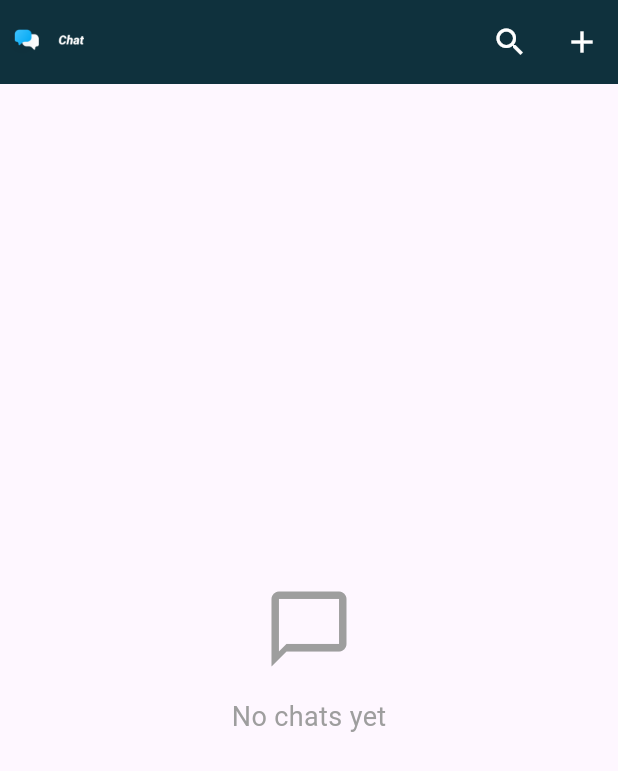
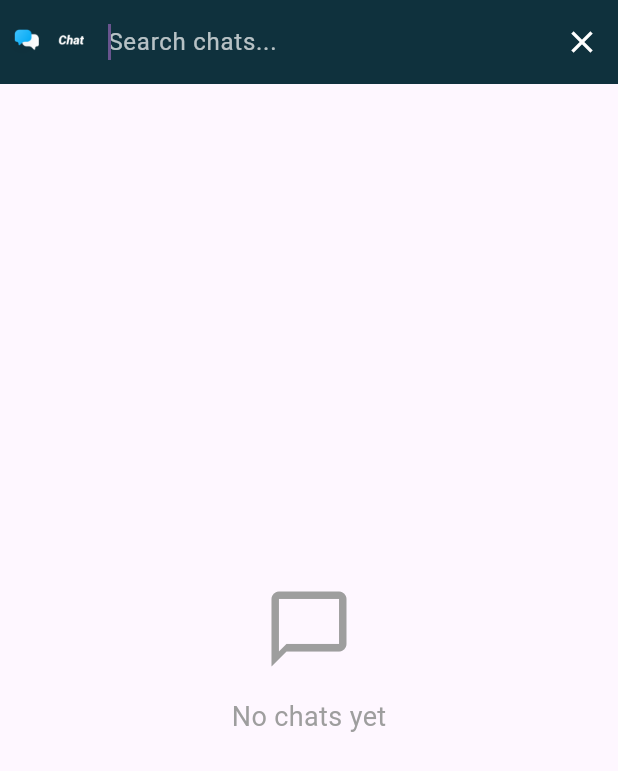
Before and after one commit to fwdAndroid/axion, a Flutter app: the ChatPage screen opened directly, after a tap on the "search" icon, on a phone screen of 412 x 824 dp. Shown: the top 771 px of the screen. Run offline on Flutter 3.47's test engine with Material 3 defaults, Android fonts, the phone set to English and light mode, and no system bars; our stand-ins replace cloud_firestore, emoji_picker_flutter, firebase_auth, firebase_core, firebase_storage, google_fonts and 6 more; missing offline and left inert: flutter_inappwebview; accounts and stored records are empty.

Commit message:
Chat Search Feature

```diff
--- a/lib/screen/main/pages/chat_page.dart
+++ b/lib/screen/main/pages/chat_page.dart
@@ -14,6 +14,15 @@ class ChatPage extends StatefulWidget {
 
 class _ChatPageState extends State<ChatPage> {
   final currentUserId = FirebaseAuth.instance.currentUser!.uid;
+  final TextEditingController _searchController = TextEditingController();
+  String _searchQuery = '';
+  bool _isSearching = false;
+
+  @override
+  void dispose() {
+    _searchController.dispose();
+    super.dispose();
+  }
 
   @override
   Widget build(BuildContext context) {
@@ -21,14 +30,39 @@ class _ChatPageState extends State<ChatPage> {
       appBar: AppBar(
         leading: Image.asset("assets/log.png", height: 100),
         backgroundColor: mainColor,
+        title:
+            _isSearching
+                ? TextField(
+                  controller: _searchController,
+                  autofocus: true,
+                  style: TextStyle(color: colorWhite),
+                  decoration: InputDecoration(
+                    hintText: 'Search chats...',
+                    hintStyle: TextStyle(color: colorWhite.withOpacity(0.7)),
+                    border: InputBorder.none,
+                  ),
+                  onChanged: (value) {
+                    setState(() {
+                      _searchQuery = value.toLowerCase();
+                    });
+                  },
+                )
+                : null,
         actions: [
           IconButton(
-            onPressed: () {},
-            icon: Icon(Icons.search, color: colorWhite),
+            onPressed: () {
+              setState(() {
+                _isSearching = !_isSearching;
+                if (!_isSearching) {
+                  _searchQuery = '';
+                  _searchController.clear();
+                }
+              });
+            },
+            icon: Icon(
+              _isSearching ? Icons.close : Icons.search,
+              color: colorWhite,
             ),
-          IconButton(
-            onPressed: () {},
-            icon: Icon(Icons.add, color: colorWhite),
           ),
         ],
       ),
@@ -62,15 +96,56 @@ class _ChatPageState extends State<ChatPage> {
 
           final chats = snapshot.data!.docs;
 
+          // Filter chats based on search query
+          final filteredChats =
+              _searchQuery.isEmpty
+                  ? chats
+                  : chats.where((chatDoc) {
+                    final chat = chatDoc.data() as Map<String, dynamic>;
+                    final participants = chat['participants'] as List<dynamic>;
+                    final participantNames =
+                        chat['participantNames'] as Map<String, dynamic>;
+
+                    // Get the other participant's info
+                    final friendId =
+                        participants.firstWhere(
+                              (id) => id != currentUserId,
+                              orElse: () => currentUserId,
+                            )
+                            as String;
+
+                    final friendName = participantNames[friendId] ?? 'Unknown';
+                    return friendName.toLowerCase().contains(_searchQuery);
+                  }).toList();
+
+          if (filteredChats.isEmpty) {
+            return Center(
+              child: Column(
+                mainAxisAlignment: MainAxisAlignment.center,
+                children: [
+                  Icon(Icons.search_off, size: 60, color: Colors.grey),
+                  SizedBox(height: 16),
+                  Text(
+                    "No matching chats found",
+                    style: GoogleFonts.roboto(color: Colors.grey, fontSize: 18),
+                  ),
+                ],
+              ),
+            );
+          }
+
           return ListView.builder(
-            itemCount: chats.length,
+            itemCount: filteredChats.length,
             itemBuilder: (context, index) {
-              final chat = chats[index].data() as Map<String, dynamic>;
+              final chat = filteredChats[index].data() as Map<String, dynamic>;
               final participants = chat['participants'] as List<dynamic>;
               final participantNames =
                   chat['participantNames'] as Map<String, dynamic>;
               final participantPhotos =
                   chat['participantPhotos'] as Map<String, dynamic>;
+              final lastMessage = chat['lastMessage'] ?? 'No messages yet';
+              final lastMessageSender = chat['lastMessageSenderId'];
+              final isCurrentUserSender = lastMessageSender == currentUserId;
 
               // Get the other participant's info
               final friendId =
@@ -92,7 +167,7 @@ class _ChatPageState extends State<ChatPage> {
                           (context) => ChatDetailPage(
                             currentUserId:
                                 FirebaseAuth.instance.currentUser!.uid,
-                            chatId: chats[index].id,
+                            chatId: filteredChats[index].id,
                             friendId: friendId,
                             friendName: friendName,
                             friendImage: friendImage,
@@ -141,8 +216,20 @@ class _ChatPageState extends State<ChatPage> {
                     fontSize: 16,
                   ),
                 ),
-                subtitle: Text(
-                  chat['lastMessage']?.toString() ?? 'No messages yet',
+                subtitle: Row(
+                  children: [
+                    if (isCurrentUserSender)
+                      Text(
+                        'You: ',
+                        style: GoogleFonts.roboto(
+                          color: subTitleColor,
+                          fontWeight: FontWeight.bold,
+                          fontSize: 12,
+                        ),
+                      ),
+                    Expanded(
+                      child: Text(
+                        lastMessage.toString(),
                         maxLines: 1,
                         overflow: TextOverflow.ellipsis,
                         style: GoogleFonts.roboto(
@@ -150,6 +237,9 @@ class _ChatPageState extends State<ChatPage> {
                           fontWeight: FontWeight.normal,
                           fontSize: 12,
                         ),
+                      ),
+                    ),
+                  ],
                 ),
               );
             },
```
Lines whose indentation alone changed are shown as unchanged.
